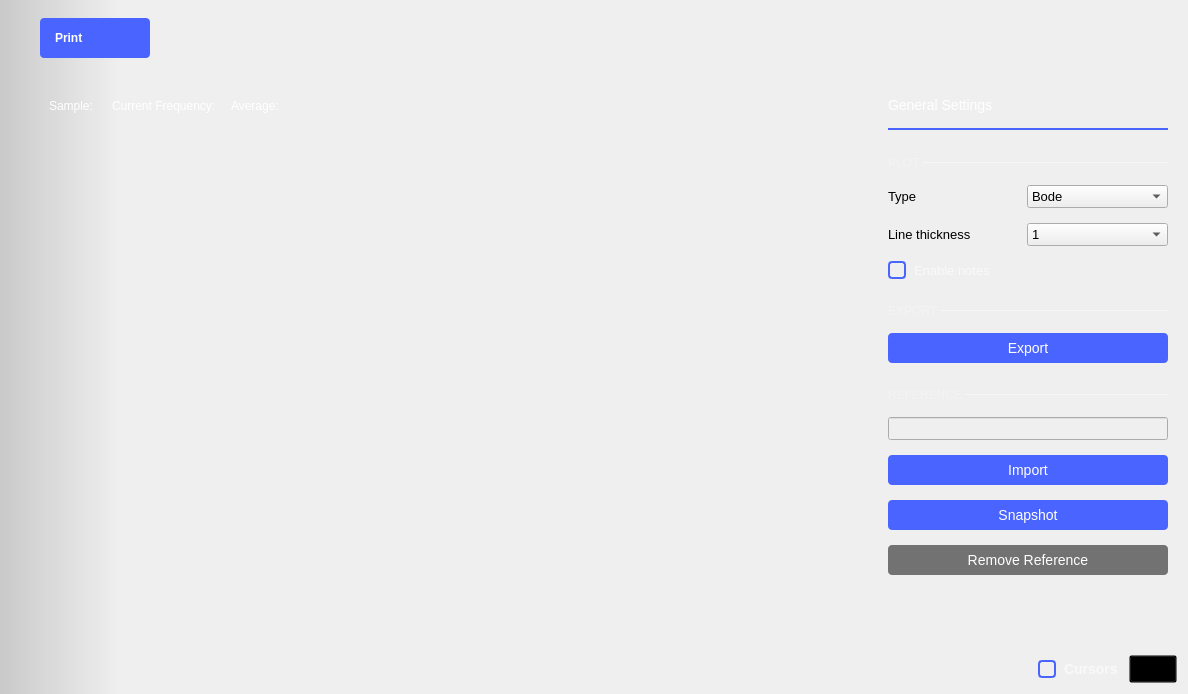
Old version of the form ui/network_analyzer.ui in the repository analogdevicesinc/scopy.
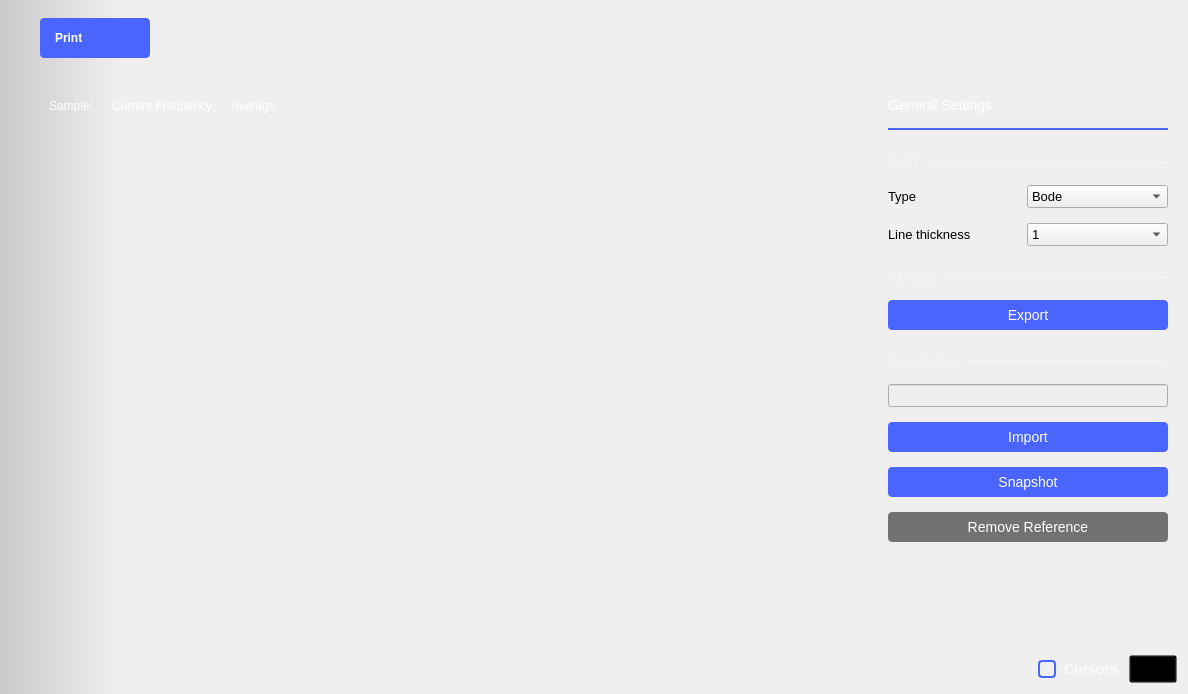
New version of the form. Icons and pictures are not drawn. Custom widgets are drawn as their Qt base class.

Commit message:
General: Added instrument notes to all instruments
Moved instrument enable to preferences so all instrument notes are enabled
from the same spot

```diff
--- a/ui/network_analyzer.ui
+++ b/ui/network_analyzer.ui
@@ -2456,48 +2456,6 @@
                      </item>
                     </layout>
                    </item>
-                   <item>
-                    <spacer name="verticalSpacer_23">
-                     <property name="orientation">
-                      <enum>Qt::Vertical</enum>
-                     </property>
-                     <property name="sizeType">
-                      <enum>QSizePolicy::Fixed</enum>
-                     </property>
-                     <property name="sizeHint" stdset="0">
-                      <size>
-                       <width>0</width>
-                       <height>15</height>
-                      </size>
-                     </property>
-                    </spacer>
-                   </item>
-                   <item>
-                    <widget class="QCheckBox" name="notesEnable">
-                     <property name="styleSheet">
-                      <string notr="true">
-QCheckBox {
-  spacing: 8px;
-  background-color: transparent;
-  font-size: 13px;
-  font-weight: normal;
-  color: rgba(255, 255, 255, 153);
-}
-
-QCheckBox::indicator {
-  width: 14px;
-  height: 14px;
-  border: 2px solid rgb(74,100,255);
-  border-radius: 4px;
-}
-QCheckBox::indicator:unchecked { background-color: transparent; }
-QCheckBox::indicator:checked { background-color: rgb(74,100,255); }</string>
-                     </property>
-                     <property name="text">
-                      <string>Enable notes</string>
-                     </property>
-                    </widget>
-                   </item>
                    <item>
                     <spacer name="verticalSpacer_16">
                      <property name="orientation">
@@ -3264,6 +3222,11 @@
    <header>menu_anim.hpp</header>
    <container>1</container>
   </customwidget>
+  <customwidget>
+   <class>adiscope::CustomPushButton</class>
+   <extends>QPushButton</extends>
+   <header>customPushButton.hpp</header>
+  </customwidget>
   <customwidget>
    <class>adiscope::RunSingleWidget</class>
    <extends>QWidget</extends>
@@ -3275,11 +3238,6 @@
    <extends>QPushButton</extends>
    <header>customSwitch.hpp</header>
   </customwidget>
-  <customwidget>
-   <class>adiscope::CustomPushButton</class>
-   <extends>QPushButton</extends>
-   <header>customPushButton.hpp</header>
-  </customwidget>
   <customwidget>
    <class>adiscope::InstrumentNotes</class>
    <extends>QWidget</extends>
```
Left out of the diff: 2 changed lines with no effect on the pictures. The commit also changes 44 other files.
